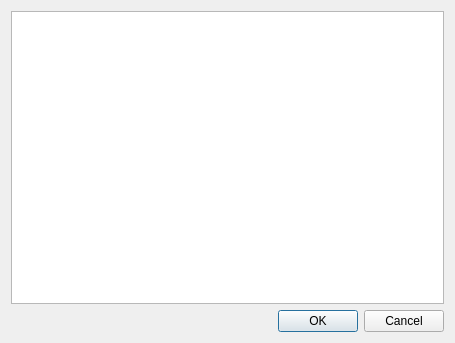
Above: filecontentsdialog.ui from PauloCarvalhoRJ/gammaray before the change. Below: the same form after it.
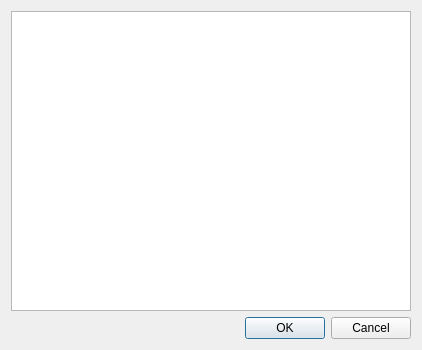
That is the form after the change.

```diff
--- a/filecontentsdialog.ui
+++ b/filecontentsdialog.ui
@@ -6,8 +6,8 @@
    <rect>
     <x>0</x>
     <y>0</y>
-    <width>455</width>
-    <height>343</height>
+    <width>418</width>
+    <height>347</height>
    </rect>
   </property>
   <property name="windowTitle">
@@ -16,6 +16,12 @@
   <layout class="QVBoxLayout" name="verticalLayout">
    <item>
     <widget class="QPlainTextEdit" name="txtFileContents">
+     <property name="minimumSize">
+      <size>
+       <width>400</width>
+       <height>300</height>
+      </size>
+     </property>
      <property name="font">
       <font>
        <family>Courier New</family>
```
